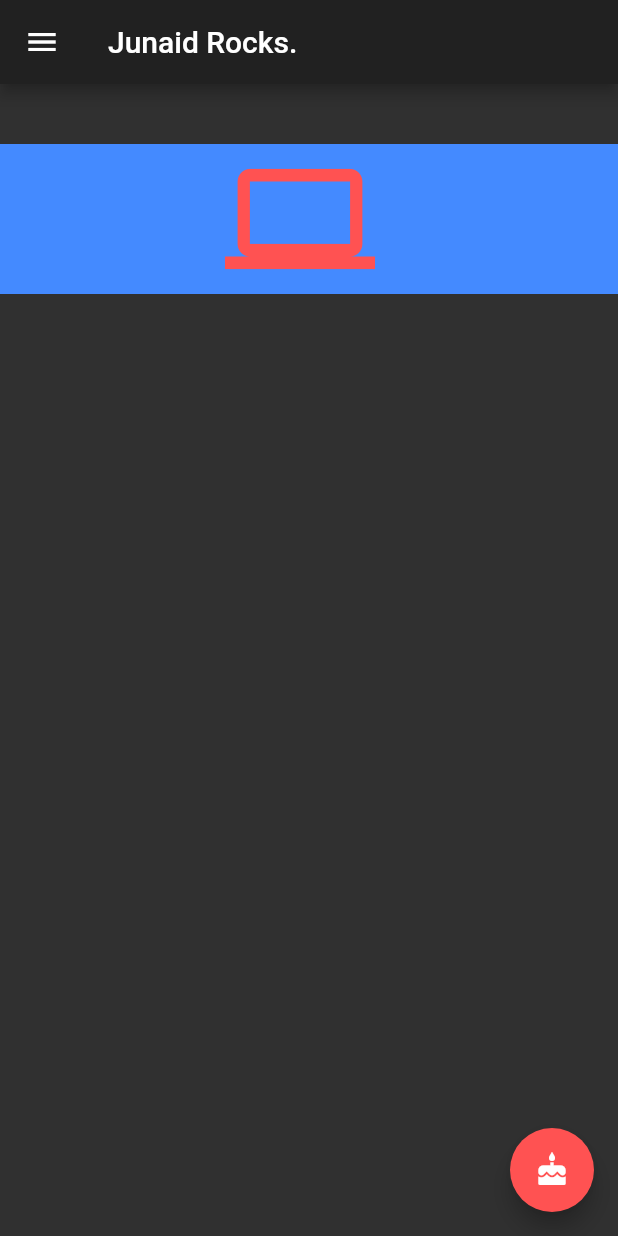
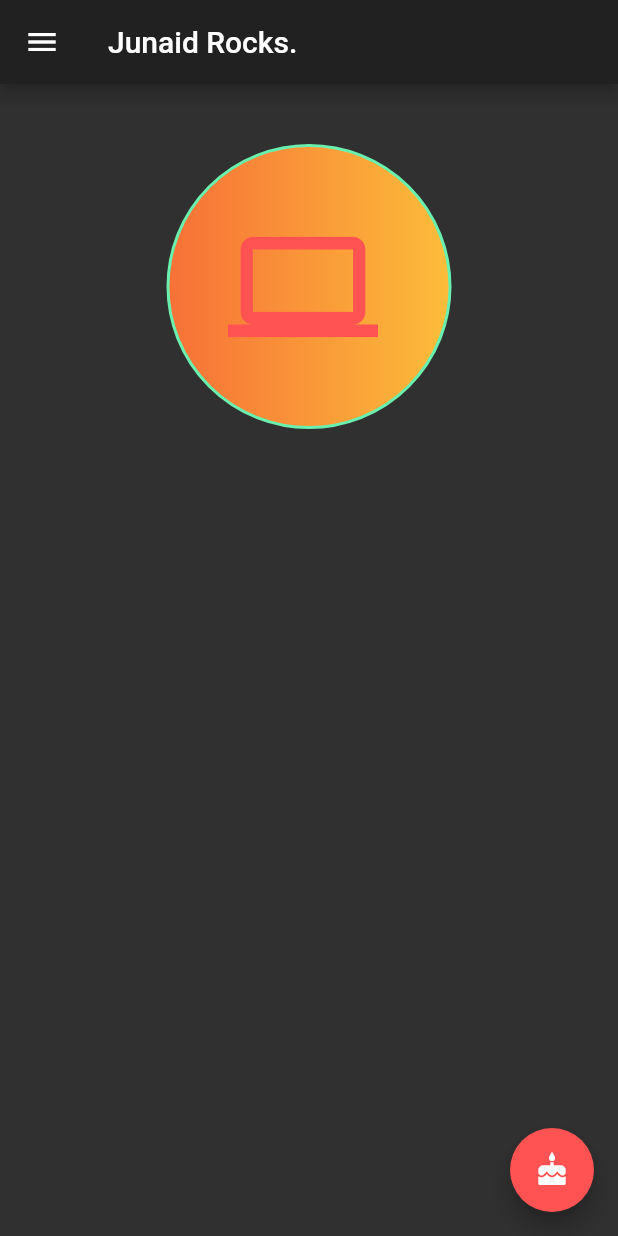
Before and after one commit to mastercoder3/fireship_app, a Flutter app: the screen it shows after launch, on a phone screen of 412 x 824 dp. Run offline on Flutter 3.47's test engine with Material 2 defaults, Android fonts, the phone set to English and light mode, and no system bars.

Commit message:
box decoration AKA styles

```diff
--- a/lib/main.dart
+++ b/lib/main.dart
@@ -11,14 +11,23 @@ class MyApp extends StatelessWidget {
         theme: ThemeData(
             brightness: Brightness.dark, accentColor: Colors.redAccent),
         home: Scaffold(
-          appBar: AppBar(title: Text('Junaid Rocks.'),),
+          appBar: AppBar(
+            title: Text('Junaid Rocks.'),
+          ),
 
           body: Container(
             margin: const EdgeInsets.only(top: 40.0),
-            height: 100,
+            height: 190,
             padding: const EdgeInsets.only(left: 150.0),
             alignment: Alignment.centerLeft,
-            color: Colors.blueAccent,
+            decoration: BoxDecoration(
+                shape: BoxShape.circle,
+                border: Border.all(width: 2, color: Colors.greenAccent),
+                // boxShadow:[
+                //   BoxShadow(offset: Offset(40,40), color: Colors.white)
+                // ],
+                gradient: LinearGradient(colors: [Colors.red, Colors.yellow])
+                ),
             child: Icon(
               Icons.computer,
               size: 100,
@@ -31,11 +40,9 @@ class MyApp extends StatelessWidget {
           //   child: Icon(Icons.computer, size: 100, color: Colors.blueAccent,),
           // ),
 
-
           // body: Align(
           //   alignment: Alignment.bottomLeft,
           //   child: Icon(Icons.cake, size: 70, color: Colors.redAccent,),
-
 
           //   // child: Platform.isAndroid
           //   //     ? Switch(
@@ -47,9 +54,10 @@ class MyApp extends StatelessWidget {
           //   //         onChanged: (v) => null,
           //   //       ),
           // ),
-          floatingActionButton: FloatingActionButton(child:  Icon(Icons.cake),onPressed: () {
-
-          },),
+          floatingActionButton: FloatingActionButton(
+            child: Icon(Icons.cake),
+            onPressed: () {},
+          ),
           drawer: Drawer(),
         ));
   }
```
